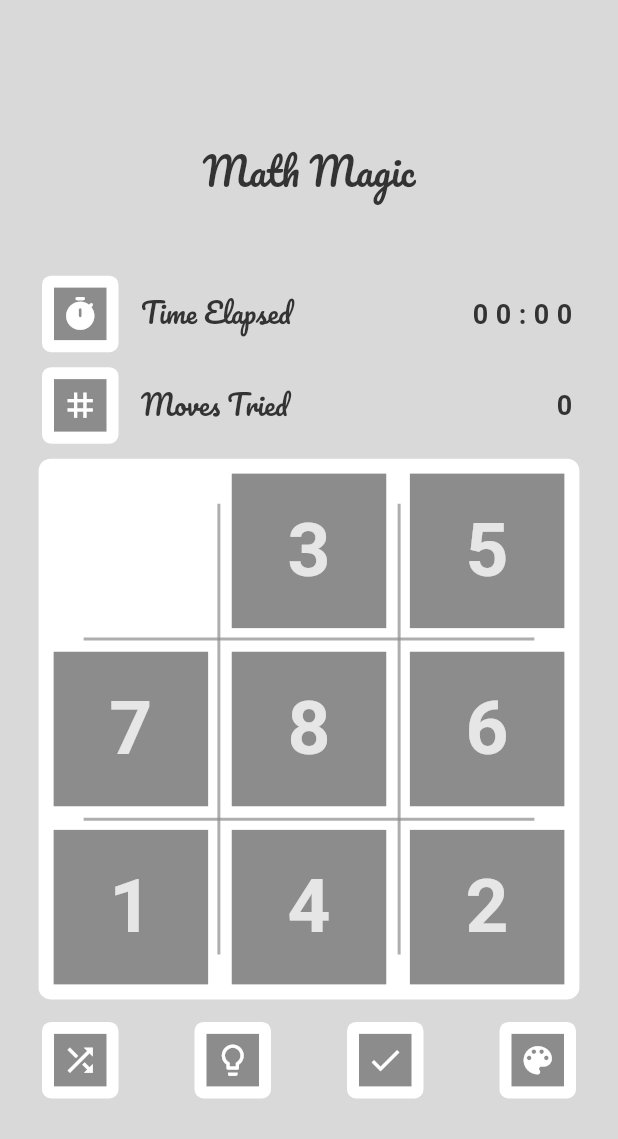
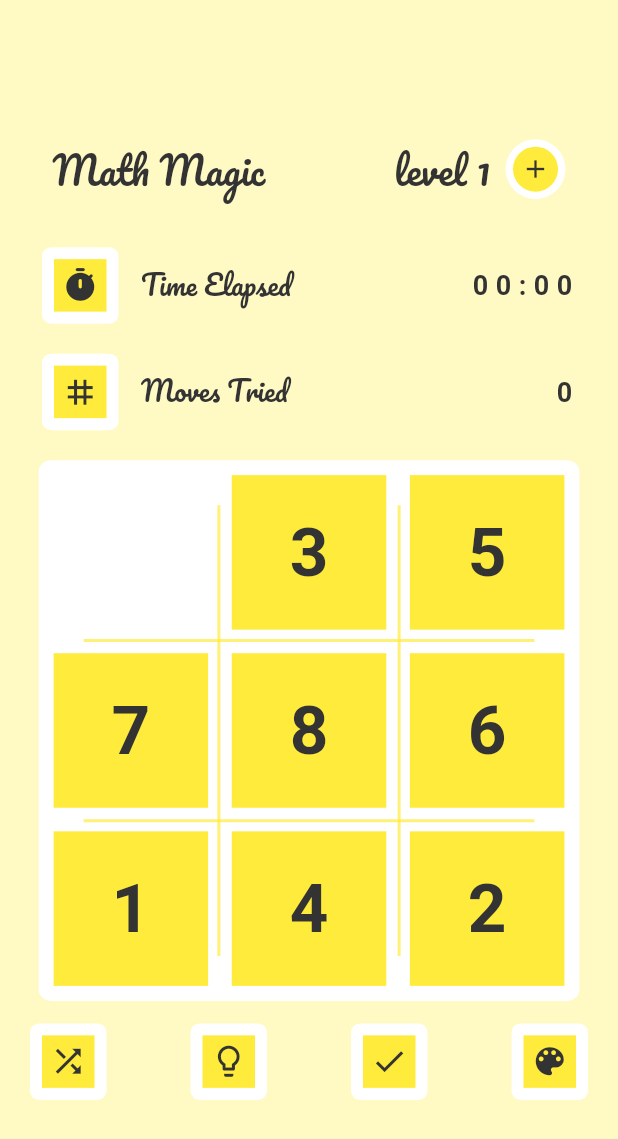
Before and after one commit to rajputvarun591/flutter_puzzle, a Flutter app: the screen it shows after launch, on a phone screen of 412 x 824 dp. Shown: the top 1139 px of the screen. Run offline on Flutter 3.47's test engine with Material 2 defaults, Android fonts, the phone set to English and light mode, and no system bars; our stand-ins replace google_fonts, hive, hive_flutter; accounts and stored records are empty.

Commit message:
design and hint algo*

```diff
--- a/lib/algorithms/a_star_algo.dart
+++ b/lib/algorithms/a_star_algo.dart
@@ -41,8 +41,6 @@ class AStarAlgo {
         ///we are using hive to save the parent Puzzle
         List<Puzzle> parentPuzzle = HiveDatabase().getParentPuzzle();
 
-        print("Saved Parent " + parentPuzzle.toString());
-
         for (Puzzle item in activeCards) {
           final List<Puzzle> swappedList = SwapCardAlgo.swappedListFor9(item, cards[holderCardIndex], cards);
           NodePath path = PathFindAlgo.pathFor9(swappedList, goalValue, endingCardValue, i);
--- a/lib/controllers/puzzle_controller.dart
+++ b/lib/controllers/puzzle_controller.dart
@@ -2,6 +2,8 @@ import 'dart:math';
 
 import 'package:flutter/foundation.dart';
 import 'package:flutter/material.dart';
+import 'package:flutter_puzzle/algorithms/equality_algo.dart';
+import 'package:flutter_puzzle/constants/constants.dart';
 import 'package:flutter_puzzle/controllers/score_card_controller.dart';
 import 'package:flutter_puzzle/controllers/time_controller.dart';
 import 'package:flutter_puzzle/database/hive_database.dart';
@@ -25,6 +27,25 @@ class PuzzleController extends ChangeNotifier {
   int level = 1;
   int gridNumber = 3;
   bool isGameCompleted = false;
+
+  void initInitialCard() {
+    HiveDatabase().clearParentPuzzle();
+    final lastLevel = HiveDatabase().getBoardValue(Board.currentLevel);
+    if(lastLevel != null) {
+      level = lastLevel;
+    }
+    List<int> values = getValues(level, gridNumber * gridNumber);
+    values.shuffle(random);
+
+    for (int i = 0; i < (gridNumber * gridNumber); i++) {
+      puzzles.add(Puzzle(values[i]));
+    }
+    notifyListeners();
+    timeController.initValues();
+    scoreController.getInitialScore(level);
+  }
+
+
 
   void initCards({int? grid}) {
     puzzles.clear();
@@ -61,9 +82,8 @@ class PuzzleController extends ChangeNotifier {
     checkForEnd();
   }
 
-  List<int> getValues(int? level, int total) {
+  List<int> getValues(int level, int total) {
     List<int> numbers = [];
-    level ??= 1;
 
     int ending = total * level;
     endingCardValue = ending;
@@ -85,16 +105,9 @@ class PuzzleController extends ChangeNotifier {
     List<int> sortedList = puzzles.map((e) => e.cardValue).toList();
     sortedList.sort();
 
-    List<bool> isEqual = [];
-    for (int i = 0; i < sortedList.length; i++) {
-      if (sortedList[i] == currentList[i]) {
-        isEqual.add(true);
-      } else {
-        isEqual.add(false);
-      }
-    }
+    bool isEqual = EqualityAlgo.isIntEqual(currentList, sortedList);
 
-    if (isEqual.any((e) => e == false)) {
+    if (!isEqual) {
       developer.log("Match Not Found!");
     } else {
       ScoreCard scoreCard = ScoreCard(level, moves, timeController.duration.duration, DateTime.now().toIso8601String());
@@ -108,6 +121,14 @@ class PuzzleController extends ChangeNotifier {
 
   void increaseLevel() {
     level++;
+    getScore();
+    puzzles.clear();
+    initCards();
+    HiveDatabase().saveBoardValue(Board.currentLevel, level);
+  }
+
+  void decreaseLevel() {
+    level--;
     getScore();
     puzzles.clear();
     initCards();
--- a/lib/database/hive_database.dart
+++ b/lib/database/hive_database.dart
@@ -11,6 +11,7 @@ class HiveDatabase {
 
   static const scoreCardBox = "score_card_box";
   static const parentPuzzleBox = "parent_puzzle_box";
+  static const boardBox = "board_box";
 
   static Future<void> initDatabase() async {
     var dir = await path.getApplicationDocumentsDirectory();
@@ -30,20 +31,17 @@ class HiveDatabase {
   }
 
   void saveParentPuzzle(List<Puzzle> card) async {
-    print("Saving Puzzle " + card.toString());
     final box = Hive.box(parentPuzzleBox);
     box.clear().then((value) {
       for (var item in card) {
         box.add(item);
       }
     });
-    print("Puzzle In Box0" + box.toMap().toString());
   }
 
   List<Puzzle> getParentPuzzle() {
     List<Puzzle> card = [];
     final box = Hive.box(parentPuzzleBox);
-    print("Puzzle In Box" + box.toMap().toString());
     for(int i = 0; i < box.length; i++) {
       card.add(box.getAt(i));
     }
@@ -64,4 +62,14 @@ class HiveDatabase {
   //     box.put(level, scoreCard);
   //   }
   // }
+
+  void saveBoardValue(String key, dynamic value) async {
+    final box = Hive.box(boardBox);
+    return box.put(key, value);
+  }
+
+  dynamic getBoardValue(String key) {
+    final box = Hive.box(boardBox);
+    return box.get(key);
+  }
 }
--- a/lib/main.dart
+++ b/lib/main.dart
@@ -19,6 +19,7 @@ void main() async {
   await HiveDatabase.initDatabase();
   await Hive.openBox(HiveDatabase.scoreCardBox);
   await Hive.openBox(HiveDatabase.parentPuzzleBox);
+  await Hive.openBox(HiveDatabase.boardBox);
 
   runApp(
     MultiProvider(
@@ -27,14 +28,14 @@ void main() async {
         ChangeNotifierProvider<HintController>(create: (context) => HintController()),
         ChangeNotifierProvider<ScoreCardController>(create: (context) => ScoreCardController()),
         ChangeNotifierProvider<AnimationStatusController>(create: (context) => AnimationStatusController()),
-        ChangeNotifierProvider<ThemeController>(create: (context) => ThemeController()),
+        ChangeNotifierProvider<ThemeController>(create: (context) => ThemeController()..initTheme()),
         ChangeNotifierProvider<DragController>(create: (context) => DragController()),
         ChangeNotifierProvider<TimeController>(create: (context) => TimeController()),
         ChangeNotifierProvider<PuzzleController>(
           create: (context) => PuzzleController(
             Provider.of<TimeController>(context, listen: false),
             Provider.of<ScoreCardController>(context, listen: false),
-          )..initCards(),
+          )..initInitialCard(),
         ),
 
       ],
--- a/lib/screens/puzzle_board.dart
+++ b/lib/screens/puzzle_board.dart
@@ -4,6 +4,7 @@ import 'dart:ui';
 
 import 'package:flutter/material.dart';
 import 'package:flutter_puzzle/algorithms/a_star_algo.dart';
+import 'package:flutter_puzzle/algorithms/active_child_algo.dart';
 import 'package:flutter_puzzle/constants/constants.dart';
 import 'package:flutter_puzzle/controllers/hint_controller.dart';
 import 'package:flutter_puzzle/controllers/order_controller.dart';
@@ -17,9 +18,13 @@ import 'package:flutter_puzzle/models/puzzle.dart';
 import 'package:flutter_puzzle/models/score_card.dart';
 import 'package:flutter_puzzle/styles/text_style.dart';
 import 'package:flutter_puzzle/styles/themes.dart';
+import 'package:flutter_puzzle/widgets/circular_icon_tile.dart';
+import 'package:flutter_puzzle/widgets/column_orientation_builder.dart';
 import 'package:flutter_puzzle/widgets/cupertino_color_selector.dart';
 import 'package:flutter_puzzle/widgets/material_color_selector.dart';
 import 'package:flutter_puzzle/widgets/my_grid_painter.dart';
+import 'package:flutter_puzzle/widgets/my_orientation_builder.dart';
+import 'package:flutter_puzzle/widgets/my_reverse_orientation.dart';
 import 'package:flutter_puzzle/widgets/puzzle_card.dart';
 import 'package:flutter_puzzle/widgets/puzzle_draggable_tile.dart';
 import 'package:flutter_puzzle/widgets/rounded_icon_tile.dart';
@@ -72,32 +77,68 @@ class _PuzzleBoardState extends State<PuzzleBoard> {
   @override
   Widget build(BuildContext context) {
     ThemeData theme = Theme.of(context);
+    Size size = MediaQuery.of(context).size;
     return Scaffold(
-      body: Container(
-        padding: const EdgeInsets.all(20.00),
-        // decoration: const BoxDecoration(
-        //   color: Color(0xFFd9d9d9),
-        //   // gradient: LinearGradient(
-        //   //   colors: [gradientColor1, gradientColor2],
-        //   //   begin: Alignment.topCenter,
-        //   //   end: Alignment.bottomCenter,
-        //   // ),
-        // ),
-        child: Column(
-          mainAxisAlignment: MainAxisAlignment.center,
+      body: MyOrientationBuilder(
         children: [
-            //const SizedBox(height: kTextTabBarHeight * 2),
-
+          ColumnOrientationBuilder(
+            children: [
               Padding(
                 padding: const EdgeInsets.symmetric(horizontal: 15.0),
-              child: Text("Math Magic", style: ts20ptPacificoMEDIUM.copyWith(fontSize: 25.00, color: theme.textTheme.headline1!.color)),
+                child: Row(
+                  mainAxisAlignment: MainAxisAlignment.spaceBetween,
+                  children: [
+                    Text(
+                      "Math Magic",
+                      style: ts20ptPacificoMEDIUM.copyWith(
+                        fontSize: 25.00,
+                        color: theme.textTheme.headline1!.color,
                       ),
-
-            const SizedBox(height: kTextTabBarHeight),
-
+                    ),
+                    Row(
+                      mainAxisAlignment: MainAxisAlignment.end,
+                      children: [
+                        Consumer<PuzzleController>(
+                          builder: (context, controller, child) {
+                            return Row(
+                              children: [
+                                Visibility(
+                                  visible: controller.level > 1,
+                                  child: CircularIconTile(
+                                    icon: Icons.remove,
+                                    onTap: _onPreviousTap,
+                                  ),
+                                ),
+                                const SizedBox(width: 10.00),
+                                Text(
+                                  "level ${controller.level}",
+                                  style: ts20ptPacificoMEDIUM.copyWith(
+                                    fontSize: 25.00,
+                                    color: theme.textTheme.headline1!.color,
+                                  ),
+                                ),
+                              ],
+                            );
+                          }
+                        ),
+                        const SizedBox(width: 10.00),
+                        CircularIconTile(
+                          icon: Icons.add,
+                          onTap: _onNextTap,
+                        ),
+                      ],
+                    ),
+                  ],
+                ),
+              ),
+              const SizedBox(height: 30.00),
               Container(
                 padding: const EdgeInsets.symmetric(horizontal: 8.00),
                 child: Row(
+                  mainAxisAlignment: MainAxisAlignment.spaceBetween,
+                  children: [
+                    Row(
+                      mainAxisAlignment: MainAxisAlignment.start,
                       children: [
                         const RoundedIconTile(icon: Icons.timer_rounded),
                         Padding(
@@ -110,7 +151,8 @@ class _PuzzleBoardState extends State<PuzzleBoard> {
                             ),
                           ),
                         ),
-                  Expanded(child: Container()),
+                      ],
+                    ),
                     Consumer<TimeController>(builder: (context, timerController, child) {
                       return Text(
                         timerController.duration.duration,
@@ -124,12 +166,14 @@ class _PuzzleBoardState extends State<PuzzleBoard> {
                   ],
                 ),
               ),
-
-            const SizedBox(height: 10.00),
-
+              const SizedBox(height: 20.00),
               Container(
                 padding: const EdgeInsets.symmetric(horizontal: 8.00),
                 child: Row(
+                  mainAxisAlignment: MainAxisAlignment.spaceBetween,
+                  children: [
+                    Row(
+                      mainAxisAlignment: MainAxisAlignment.start,
                       children: [
                         const RoundedIconTile(icon: Icons.grid_3x3),
                         Padding(
@@ -142,7 +186,8 @@ class _PuzzleBoardState extends State<PuzzleBoard> {
                             ),
                           ),
                         ),
-                  Expanded(child: Container()),
+                      ],
+                    ),
                     Consumer<PuzzleController>(builder: (context, controller, child) {
                       return Text(
                         "${controller.moves}",
@@ -156,15 +201,17 @@ class _PuzzleBoardState extends State<PuzzleBoard> {
                   ],
                 ),
               ),
-
-            const SizedBox(height: 10.00),
-
+              const SizedBox(height: 20.00),
               Consumer<ScoreCardController>(builder: (context, controller, child) {
                 return Visibility(
                   visible: controller.scoreCard != null,
                   child: Container(
                     padding: const EdgeInsets.symmetric(horizontal: 8.00),
                     child: Row(
+                      mainAxisAlignment: MainAxisAlignment.spaceBetween,
+                      children: [
+                        Row(
+                          mainAxisAlignment: MainAxisAlignment.start,
                           children: [
                             const RoundedIconTile(icon: Icons.wine_bar),
                             Padding(
@@ -177,7 +224,8 @@ class _PuzzleBoardState extends State<PuzzleBoard> {
                                 ),
                               ),
                             ),
-                      Expanded(child: Container()),
+                          ],
+                        ),
                         Consumer<TimeController>(builder: (context, timerController, child) {
                           return Text(
                             "${controller.scoreCard?.duration.toString()} in ${controller.scoreCard?.moves.toString()}",
@@ -192,12 +240,13 @@ class _PuzzleBoardState extends State<PuzzleBoard> {
                   ),
                 );
               }),
-
+            ],
+          ),
           SafeArea(
             child: Consumer<PuzzleController>(builder: (context, puzzleController, child) {
               var puzzleCards = puzzleController.puzzles;
               var destinationChildIndex = puzzleCards.indexWhere((element) => element.cardValue == puzzleController.endingCardValue);
-                var activeCards = _getActiveChild(puzzleCards, destinationChildIndex);
+              var activeCards = ActiveChildAlgo.activeCardsFor9(puzzleCards, destinationChildIndex);
               return Container(
                 decoration: BoxDecoration(
                   color: theme.cardColor,
@@ -211,8 +260,8 @@ class _PuzzleBoardState extends State<PuzzleBoard> {
                       borderRadius: BorderRadius.circular(8.00),
                     ),
                     padding: const EdgeInsets.all(10.00),
-                      height: (MediaQuery.of(context).size.width * 0.25) * 3.5,
-                      width: (MediaQuery.of(context).size.width * 0.25) * 3.5,
+                    height: (min(size.height, size.width) * 0.25) * 3.5,
+                    width: (min(size.height, size.width) * 0.25) * 3.5,
                     child: AnimatedSwitcher(
                       duration: const Duration(milliseconds: 200),
                       reverseDuration: const Duration(milliseconds: 200),
@@ -243,8 +292,7 @@ class _PuzzleBoardState extends State<PuzzleBoard> {
                                     ),
                                     Padding(
                                       padding: const EdgeInsets.symmetric(horizontal: 5.0),
-                                        child:
-                                            Text("Next Things In Development", style: ts20ptPacificoREGULAR.copyWith(color: Colors.white)),
+                                      child: Text("Next Things In Development", style: ts20ptPacificoREGULAR.copyWith(color: Colors.white)),
                                     ),
                                   ],
                                 ),
@@ -277,11 +325,7 @@ class _PuzzleBoardState extends State<PuzzleBoard> {
             }),
           ),
           const SizedBox(height: 15.00),
-
-            Padding(
-              padding: const EdgeInsets.symmetric(horizontal: 8.00),
-              child: Row(
-                mainAxisAlignment: MainAxisAlignment.spaceBetween,
+          MyReverseOrientation(
             children: [
               RoundedIconTile(
                 icon: Icons.shuffle,
@@ -299,54 +343,14 @@ class _PuzzleBoardState extends State<PuzzleBoard> {
               Consumer<ThemeController>(builder: (context, themeC, child) {
                 return RoundedIconTile(
                   icon: Icons.color_lens,
-                      onTap: () => _onThemeChange(themeC.isDarkEnabled),
+                  onTap: () => _onThemeChange(),
                 );
               }),
             ],
-              ),
           )
         ],
       ),
-      ),
     );
-  }
-
-  List<Puzzle> _getActiveChild(List<Puzzle> puzzleCards, int holderIndex) {
-    List<Puzzle> activeCards = [];
-
-    bool isInLeft = holderIndex == 0 || holderIndex == 3 || holderIndex == 6 || holderIndex == 9;
-    bool isInMiddle = holderIndex == 1 || holderIndex == 4 || holderIndex == 7 || holderIndex == 10;
-    bool isInRight = holderIndex == 2 || holderIndex == 5 || holderIndex == 8 || holderIndex == 11;
-
-    //To detect left enable card we will minus 1 from the index of the holder card
-    //and got the possible index of the left card
-    int leftCardIndex = holderIndex - 1;
-    //Now we will check weather this index is exist in the list or not
-    if (!leftCardIndex.isNegative && puzzleCards.length > leftCardIndex && !isInLeft) {
-      activeCards.add(puzzleCards[leftCardIndex]);
-    }
-
-    //Now we will find another 3 cards right(+1), top(-3), bottom(+3) adding and subtracting their respective
-    //values if they exist in the list
-    int rightCardIndex = holderIndex + 1;
-    //Adding right possible card
-    if (!rightCardIndex.isNegative && puzzleCards.length > rightCardIndex && !isInRight) {
-      activeCards.add(puzzleCards[rightCardIndex]);
-    }
-
-    int topCardIndex = holderIndex - 3;
-    //Adding top possible card
-    if (!topCardIndex.isNegative && puzzleCards.length > topCardIndex) {
-      activeCards.add(puzzleCards[topCardIndex]);
-    }
-
-    int bottomCardIndex = holderIndex + 3;
-    //Adding top possible card
-    if (!bottomCardIndex.isNegative && puzzleCards.length > bottomCardIndex) {
-      activeCards.add(puzzleCards[bottomCardIndex]);
-    }
-
-    return activeCards;
   }
 
   void _onResetTap() {
@@ -357,7 +361,7 @@ class _PuzzleBoardState extends State<PuzzleBoard> {
     Provider.of<PuzzleController>(context, listen: false).increaseLevel();
   }
 
-  void _onThemeChange(bool isDarkEnabled) async {
+  void _onThemeChange() async {
     final result = await showDialog(
       context: context,
       builder: (context) {
@@ -387,4 +391,8 @@ class _PuzzleBoardState extends State<PuzzleBoard> {
   void _onCheckEnd(DragEndDetails details) {
     Provider.of<OrderController>(context, listen: false).showOrder(false);
   }
+
+  void _onPreviousTap() {
+    Provider.of<PuzzleController>(context, listen: false).decreaseLevel();
   }
+}
--- /dev/null
+++ b/lib/widgets/circular_icon_tile.dart
@@ -0,0 +1,38 @@
+import 'package:flutter/material.dart';
+
+class CircularIconTile extends StatelessWidget {
+  final IconData icon;
+  final void Function()? onTap;
+  final Function(DragDownDetails details)? onPanDown;
+  final Function(DragEndDetails details)? onPanEnd;
+  const CircularIconTile({Key? key, required this.icon, this.onTap, this.onPanDown, this.onPanEnd}) : super(key: key);
+
+  @override
+  Widget build(BuildContext context) {
+    ThemeData theme = Theme.of(context);
+    return Container(
+      decoration: BoxDecoration(
+        color: theme.cardColor,
+        shape: BoxShape.circle,
+      ),
+      padding: const EdgeInsets.all(5.00),
+      child: GestureDetector(
+        onTap: onTap,
+        onPanDown: onPanDown,
+        onPanEnd: onPanEnd,
+        child: Container(
+          decoration: BoxDecoration(
+            color: theme.backgroundColor,
+            shape: BoxShape.circle,
+          ),
+          padding: const EdgeInsets.all(5.00),
+          child: Icon(
+            icon,
+            color: theme.iconTheme.color,
+            size: 20.00,
+          ),
+        ),
+      ),
+    );
+  }
+}
--- /dev/null
+++ b/lib/widgets/column_orientation_builder.dart
@@ -0,0 +1,37 @@
+import 'package:flutter/cupertino.dart';
+
+class ColumnOrientationBuilder extends StatelessWidget {
+  final List<Widget> children;
+  const ColumnOrientationBuilder({Key? key, required this.children}) : super(key: key);
+
+  @override
+  Widget build(BuildContext context) {
+    Size size = MediaQuery.of(context).size;
+    return OrientationBuilder(
+      builder: (context, orientation) {
+        if(Orientation.portrait == orientation) {
+          return Padding(
+            padding: const EdgeInsets.symmetric(horizontal: 20.00),
+            child: Column(
+              mainAxisAlignment: MainAxisAlignment.spaceEvenly,
+              crossAxisAlignment: CrossAxisAlignment.center,
+              children: children,
+            ),
+          );
+        } else {
+          return SizedBox(
+            width: size.width * 0.35,
+            child: Padding(
+              padding: const EdgeInsets.only(left: 30.00),
+              child: Column(
+                mainAxisAlignment: MainAxisAlignment.center,
+                crossAxisAlignment: CrossAxisAlignment.start,
+                children: children,
+              ),
+            ),
+          );
+        }
+      },
+    );
+  }
+}
--- /dev/null
+++ b/lib/widgets/my_orientation_builder.dart
@@ -0,0 +1,27 @@
+import 'package:flutter/cupertino.dart';
+
+import 'material_color_selector.dart';
+
+class MyOrientationBuilder extends StatelessWidget {
+  final List<Widget> children;
+  const MyOrientationBuilder({Key? key, required this.children}) : super(key: key);
+
+  @override
+  Widget build(BuildContext context) {
+    return OrientationBuilder(
+      builder: (context, orientation) {
+        if(Orientation.landscape == orientation) {
+          return Row(
+            mainAxisAlignment: MainAxisAlignment.spaceBetween,
+            children: children,
+          );
+        } else {
+          return Column(
+            mainAxisAlignment: MainAxisAlignment.center,
+            children: children,
+          );
+        }
+      },
+    );
+  }
+}
--- /dev/null
+++ b/lib/widgets/my_reverse_orientation.dart
@@ -0,0 +1,33 @@
+import 'package:flutter/cupertino.dart';
+
+import 'material_color_selector.dart';
+
+class MyReverseOrientation extends StatelessWidget {
+  final List<Widget> children;
+  const MyReverseOrientation({Key? key, required this.children}) : super(key: key);
+
+  @override
+  Widget build(BuildContext context) {
+    return OrientationBuilder(
+      builder: (context, orientation) {
+        if(Orientation.portrait == orientation) {
+          return Padding(
+            padding: const EdgeInsets.symmetric(horizontal: 20.00),
+            child: Row(
+              mainAxisAlignment: MainAxisAlignment.spaceBetween,
+              children: children,
+            ),
+          );
+        } else {
+          return Padding(
+            padding: const EdgeInsets.symmetric(vertical: 30.00).copyWith(right: 50.00),
+            child: Column(
+              mainAxisAlignment: MainAxisAlignment.spaceBetween,
+              children: children,
+            ),
+          );
+        }
+      },
+    );
+  }
+}
--- a/lib/widgets/puzzle_card.dart
+++ b/lib/widgets/puzzle_card.dart
@@ -1,3 +1,5 @@
+import 'dart:math';
+
 import 'package:flutter/material.dart';
 import 'package:flutter_puzzle/models/puzzle.dart';
 import 'package:flutter_puzzle/styles/text_style.dart';
@@ -13,20 +15,30 @@ class PuzzleCard extends StatelessWidget {
     ThemeData theme = Theme.of(context);
     final Size size = MediaQuery.of(context).size;
     final bool isHolder = puzzle.cardValue == endCardValue;
+    final int length = puzzle.cardValue.toString().characters.length;
     return Container(
-      width: size.width * 0.25,
-      height: size.width * 0.25,
-      alignment: Alignment.center,
+      width: min(size.height, size.width) * 0.25,
+      height: min(size.height, size.width) * 0.25,
+      alignment: length <= 3 ? Alignment.center : Alignment.topLeft,
       decoration: BoxDecoration(
         color: isHolder ? Colors.transparent : color,
       ),
+      padding: const EdgeInsets.all(5.00),
       child: Visibility(
         visible: !isHolder,
         child: Text(
           "${puzzle.cardValue}",
-          style: ts20ptPoiretOneSEMIBOLD.copyWith(fontSize: 50.00, color: theme.textTheme.headline3!.color),
+          style: ts20ptPoiretOneSEMIBOLD.copyWith(fontSize: getFontSize(length), color: theme.textTheme.headline3!.color),
         ),
       ),
     );
   }
+
+  double getFontSize(int length) {
+    if(length <= 3) {
+      return 45.00;
+    } else {
+      return 35.00;
+    }
+  }
 }
--- a/lib/widgets/puzzle_draggable_tile.dart
+++ b/lib/widgets/puzzle_draggable_tile.dart
@@ -59,6 +59,7 @@ class _PuzzleDraggableTileState extends State<PuzzleDraggableTile> with SingleTi
   void didChangeDependencies() {
     super.didChangeDependencies();
     Provider.of<HintController>(context, listen: true).addListener(() {
+      if (mounted) {
         var pro = context.read<HintController>();
         Puzzle puzzle = pro.puzzle!;
         if(puzzle.cardValue == widget.currentChild.cardValue) {
@@ -68,6 +69,7 @@ class _PuzzleDraggableTileState extends State<PuzzleDraggableTile> with SingleTi
             _dragAlignment = widget.currentChildAlignment;
             Provider.of<PuzzleController>(context, listen: false).swapChildren(widget.currentChild);
           });
+        }
       }
     });
 
```
Also changed, not shown: lib/algorithms/equality_algo.dart (+9 -0 lines), lib/algorithms/path_find_algo.dart (+8 -32 lines), lib/constants/constants.dart (+80 -5 lines), lib/controllers/theme_controller.dart (+20 -12 lines). Lines whose indentation alone changed are shown as unchanged.
